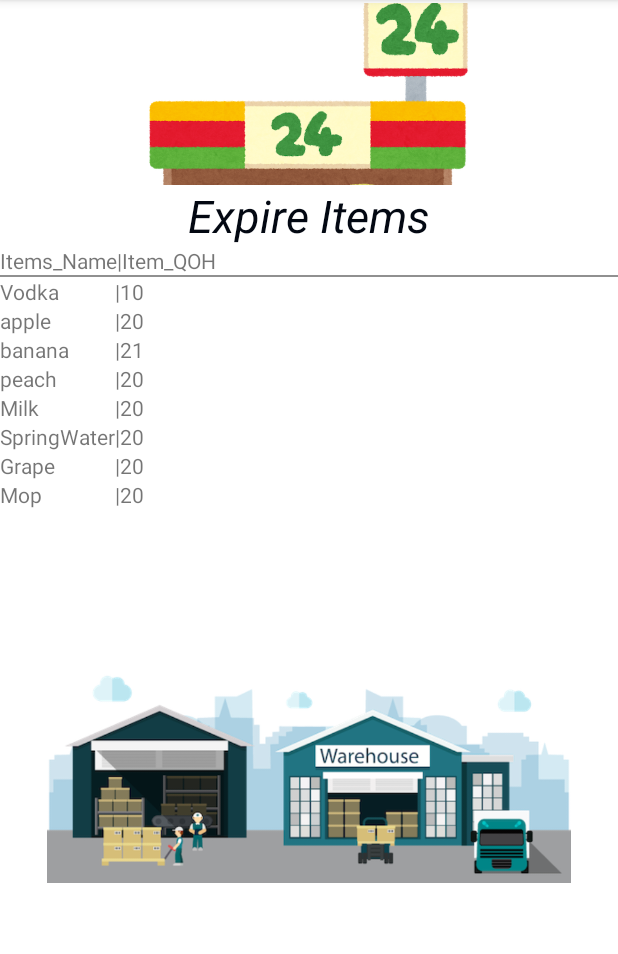
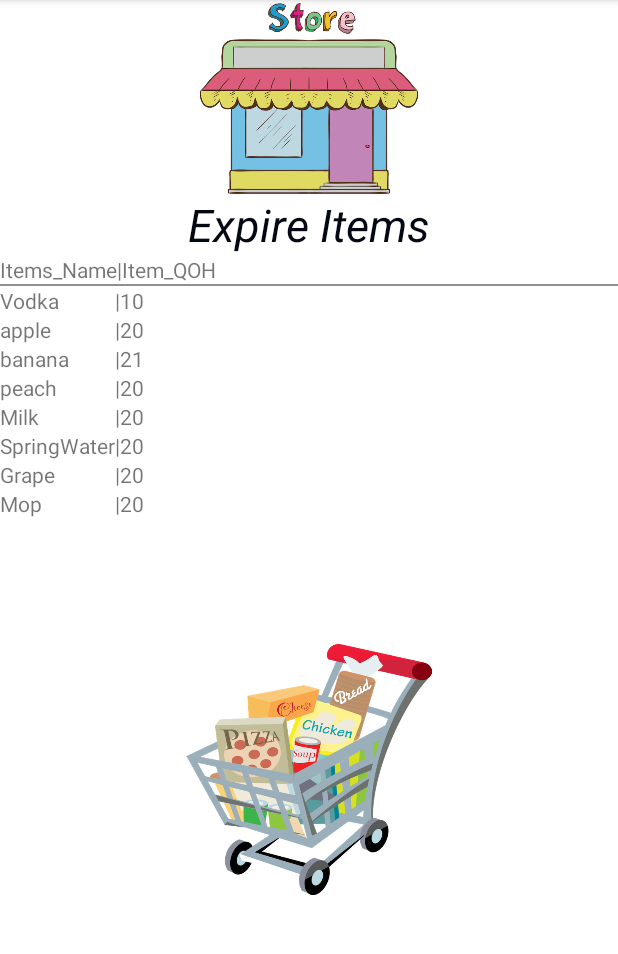
Before and after one commit to irisyeung0725/Convenie, an Android app: the ExpireActivity screen opened directly, with no data from a screen before it, on a phone screen of 412 x 824 dp, the part 84-1038 px from its top. Run offline under Robolectric (Android 15) with nearby library versions, the phone set to English and light mode, and no system bars.

Commit message:
Slightly modified activity_expire layout.

```diff
--- a/app/src/main/res/layout/activity_expire.xml
+++ b/app/src/main/res/layout/activity_expire.xml
@@ -10,9 +10,9 @@
 
     <ImageView
         android:layout_width="match_parent"
-        android:layout_height="121dp"
+        android:layout_height="127dp"
         android:layout_marginTop="2dp"
-        app:srcCompat="@drawable/storesign" />
+        app:srcCompat="@drawable/expire2" />
 
 
     <TextView
@@ -20,7 +20,6 @@
         android:layout_width="wrap_content"
         android:layout_height="wrap_content"
         android:text="@string/expire_text"
-        android:textAlignment="viewStart"
         android:textSize="30sp"
         android:textStyle="italic"
         android:layout_gravity="center_horizontal"
@@ -30,15 +29,15 @@
     <ScrollView
         android:id="@+id/expire_scrollview"
         android:layout_width="430dp"
-        android:layout_height="275dp">
+        android:layout_height="259dp">
 
     </ScrollView>
 
     <ImageView
         android:layout_width="match_parent"
-        android:layout_height="149dp"
+        android:layout_height="167dp"
         android:layout_marginTop="0dp"
-        app:srcCompat="@drawable/itemsonhand" />
+        app:srcCompat="@drawable/expire" />
 
 
 </LinearLayout>
```
Also changed, not shown: app/src/main/res/drawable-v24/expire.png (added), app/src/main/res/drawable-v24/expire2.png (added).
